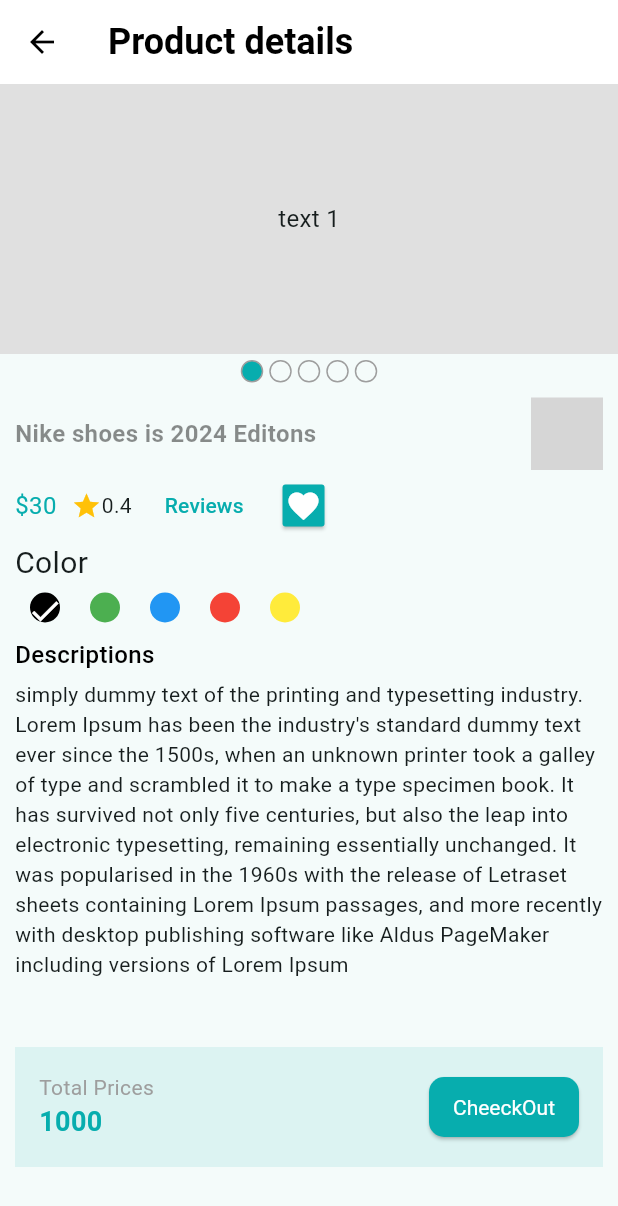
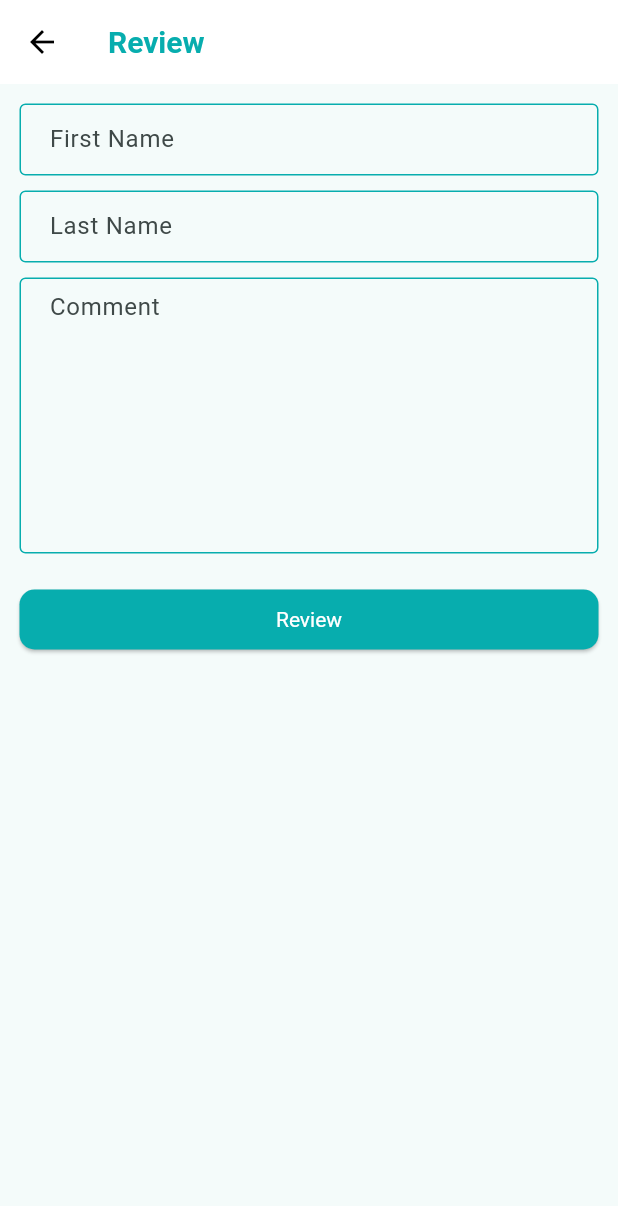
Before and after one commit to mdshakilhossain720/EcommerShopApps, a Flutter app: the ProductDetails screen opened directly, after a tap on "Reviews", on a phone screen of 412 x 824 dp. Shown: the top 1206 px of the screen. Run offline on Flutter 3.47's test engine with Material 3 defaults, Android fonts, the phone set to English and light mode, and no system bars; drawn by our look-alikes of carousel_slider; our stand-ins replace flutter_svg, get, pin_code_fields; missing offline and left inert: counter_button, item_count_number_button; statements that could not run were skipped; grey boxes are pictures that could not be loaded.

Commit message:
review screen

```diff
--- a/lib/presentations/screen/product_details.dart
+++ b/lib/presentations/screen/product_details.dart
@@ -1,4 +1,6 @@
+import 'package:ecommerceshop/presentations/screen/review_screen.dart';
 import 'package:flutter/material.dart';
+import 'package:get/get.dart';
 import 'package:item_count_number_button/item_count_number_button.dart';
 
 import '../utility/appcolor.dart';
@@ -142,7 +144,9 @@
             Text("0.4"),
           ],
         ),
-        TextButton(onPressed: () {}, child: Text("Reviews")),
+        TextButton(onPressed: () {
+          Get.to(()=>ReviewScreen());
+        }, child: Text("Reviews")),
         Wrap(
           children: [
             Card(
--- /dev/null
+++ b/lib/presentations/screen/review_screen.dart
@@ -0,0 +1,58 @@
+import 'package:ecommerceshop/presentations/utility/appcolor.dart';
+import 'package:flutter/material.dart';
+import 'package:get/get.dart';
+
+import 'reviewshowScreen.dart';
+class ReviewScreen extends StatefulWidget {
+  const ReviewScreen({super.key});
+
+  @override
+  State<ReviewScreen> createState() => _ReviewScreenState();
+}
+
+class _ReviewScreenState extends State<ReviewScreen> {
+  @override
+  Widget build(BuildContext context) {
+    return Scaffold(
+      appBar: AppBar(
+        title: Text('Review',style: TextStyle(
+          fontSize: 20,color:AppColors.primaryColor,
+        ),),
+      ),
+
+      body: Padding(
+        padding: const EdgeInsets.all(13.0),
+        child: Column(
+          children: [
+            TextFormField(
+              decoration: InputDecoration(
+                hintText: 'First Name',
+              ),
+            ),
+            SizedBox(height: 10,),
+            TextFormField(
+              decoration: InputDecoration(
+                hintText: 'Last Name',
+              ),
+            ),
+            SizedBox(height: 10,),
+            TextFormField(
+              maxLines: 7,
+              decoration: InputDecoration(
+                hintText: 'Comment',
+              ),
+            ),
+            SizedBox(height: 20,),
+
+            ElevatedButton(onPressed: (){
+              Get.to(()=>ReviewShowScreen());
+            }, child: Text('Review')),
+
+          ],
+        ),
+      ),
+
+
+    );
+  }
+}
```
Also changed, not shown: lib/presentations/screen/reviewshowScreen.dart (added, +54 -0 lines).
